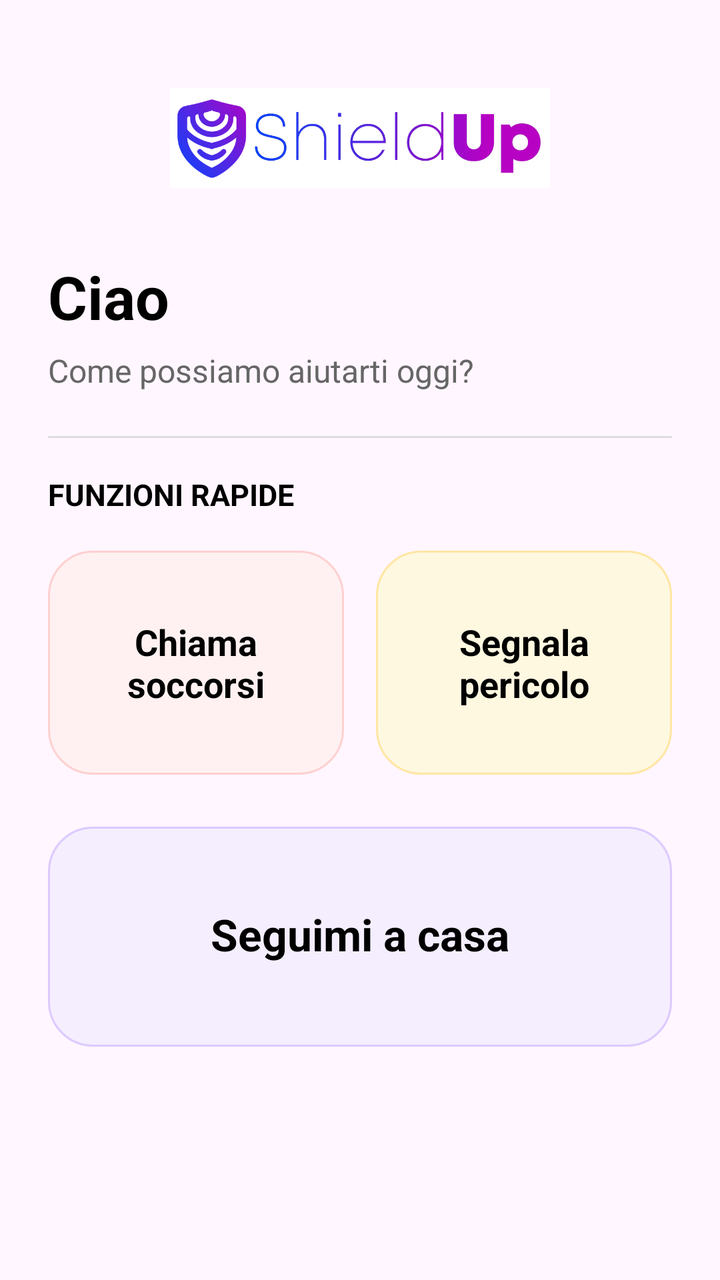
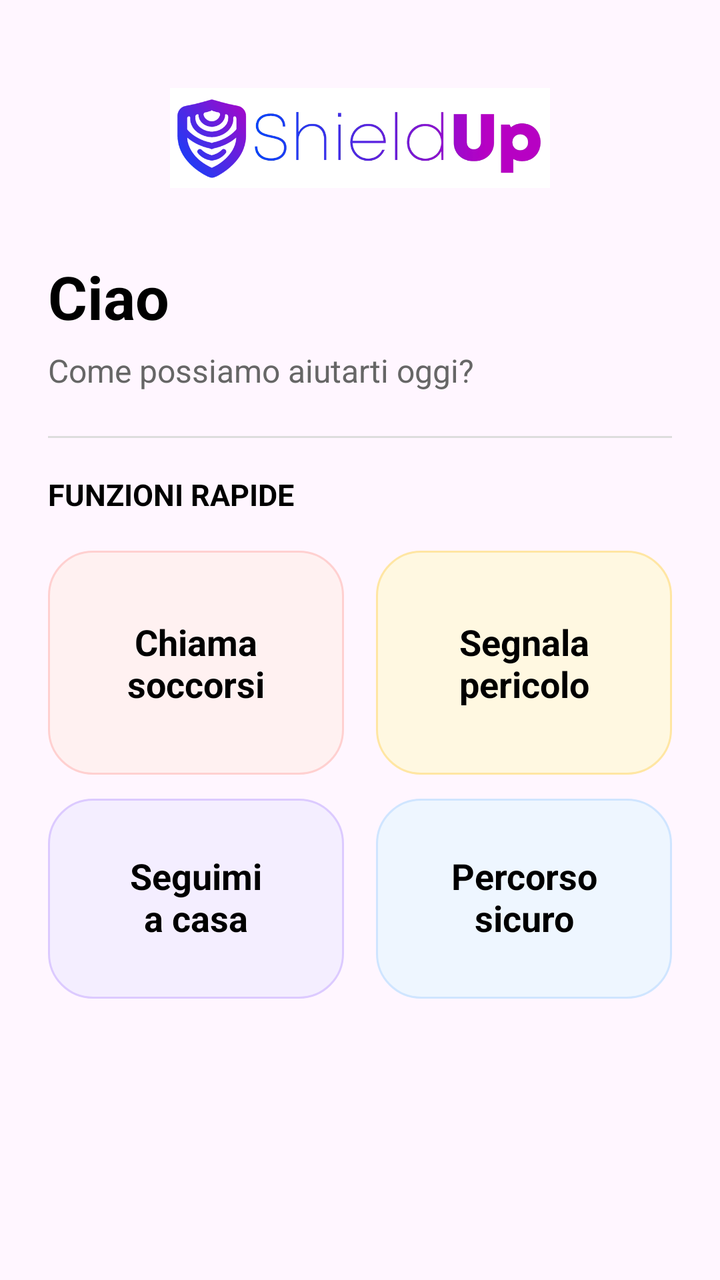

Compare the two renders of this Android layout. The source of the first and the diff that turns it into the second are given below.
<!-- AndroidManifest.xml: application theme Theme.ShieldUp -->
<!-- res/layout/fragment_home.xml -->
<?xml version="1.0" encoding="utf-8"?>
<ScrollView xmlns:android="http://schemas.android.com/apk/res/android"
    android:layout_width="match_parent"
    android:layout_height="match_parent"
    android:background="@color/shield_light_bg"
    android:fillViewport="true">

    <LinearLayout
        android:layout_width="match_parent"
        android:layout_height="wrap_content"
        android:orientation="vertical"
        android:paddingStart="24dp"
        android:paddingTop="28dp"
        android:paddingEnd="24dp"
        android:paddingBottom="24dp">

        <ImageView
            android:id="@+id/imgLogo"
            android:layout_width="190dp"
            android:layout_height="82dp"
            android:layout_gravity="center_horizontal"
            android:src="@drawable/shield_logo" />

        <TextView
            android:id="@+id/txtWelcome"
            android:layout_width="wrap_content"
            android:layout_height="wrap_content"
            android:layout_marginTop="18dp"
            android:text="Ciao"
            android:textColor="@color/black"
            android:textSize="30sp"
            android:textStyle="bold" />

        <TextView
            android:id="@+id/txtSubtitle"
            android:layout_width="wrap_content"
            android:layout_height="wrap_content"
            android:layout_marginTop="6dp"
            android:text="Come possiamo aiutarti oggi?"
            android:textColor="#666666"
            android:textSize="16sp" />

        <View
            android:layout_width="match_parent"
            android:layout_height="1dp"
            android:layout_marginTop="22dp"
            android:layout_marginBottom="18dp"
            android:background="#DDDDDD"/>

        <TextView
            android:layout_width="wrap_content"
            android:layout_height="wrap_content"
            android:text="FUNZIONI RAPIDE"
            android:textColor="@color/black"
            android:textSize="15sp"
            android:textStyle="bold"/>

        
        <LinearLayout
            android:layout_width="match_parent"
            android:layout_height="wrap_content"
            android:layout_marginTop="18dp"
            android:orientation="horizontal">

            <TextView
                android:id="@+id/cardEmergency"
                android:layout_width="0dp"
                android:layout_height="112dp"
                android:layout_weight="1"
                android:layout_marginEnd="8dp"
                android:background="@drawable/bg_home_card_red"
                android:gravity="center"
                android:clickable="true"
                android:focusable="true"
                android:padding="12dp"
                android:text="Chiama\nsoccorsi"
                android:textAlignment="center"
                android:textColor="@color/black"
                android:textSize="18sp"
                android:textStyle="bold"/>

            <TextView
                android:id="@+id/cardReport"
                android:layout_width="0dp"
                android:layout_height="112dp"
                android:layout_weight="1"
                android:layout_marginStart="8dp"
                android:background="@drawable/bg_home_card_yellow"
                android:gravity="center"
                android:clickable="true"
                android:focusable="true"
                android:padding="12dp"
                android:text="Segnala\npericolo"
                android:textAlignment="center"
                android:textColor="@color/black"
                android:textSize="18sp"
                android:textStyle="bold"/>

        </LinearLayout>

        
        <LinearLayout
            android:layout_width="match_parent"
            android:layout_height="wrap_content"
            android:layout_marginTop="12dp"
            android:orientation="horizontal">

            <TextView
                android:id="@+id/cardSafeRoute"
                android:layout_width="match_parent"
                android:layout_height="110dp"
                android:layout_marginTop="14dp"
                android:background="@drawable/bg_home_card_purple"
                android:clickable="true"
                android:focusable="true"
                android:gravity="center"
                android:includeFontPadding="false"
                android:padding="12dp"
                android:text="Seguimi a casa"
                android:textColor="@color/black"
                android:textSize="22sp"
                android:textStyle="bold" />

        </LinearLayout>

    </LinearLayout>

</ScrollView>
<!-- resources referenced by this layout -->
<resources>
  <color name="black">#000000</color>
  <color name="shield_light_bg">#FFF6FF</color>
  <!-- drawable bg_home_card_purple (drawable) -->
  <?xml version="1.0" encoding="utf-8"?>
  <shape xmlns:android="http://schemas.android.com/apk/res/android">
      <solid android:color="#F4EEFF" />
      <stroke
          android:width="1dp"
          android:color="#DCCAFF" />
      <corners android:radius="22dp" />
  </shape>
  <!-- drawable bg_home_card_red (drawable) -->
  <?xml version="1.0" encoding="utf-8"?>
  <shape xmlns:android="http://schemas.android.com/apk/res/android">
      <solid android:color="#FFF1F1" />
      <stroke
          android:width="1dp"
          android:color="#FFD0D0" />
      <corners android:radius="22dp" />
  </shape>
  <!-- drawable bg_home_card_yellow (drawable) -->
  <?xml version="1.0" encoding="utf-8"?>
  <shape xmlns:android="http://schemas.android.com/apk/res/android">
      <solid android:color="#FFF8E1" />
      <stroke
          android:width="1dp"
          android:color="#FFE6A3" />
      <corners android:radius="22dp" />
  </shape>
  <!-- drawable shield_logo: png bitmap (drawable, 72608 bytes) -->
  <style name="Theme.ShieldUp" parent="Base.Theme.ShieldUp" />
  <style name="Base.Theme.ShieldUp" parent="Theme.Material3.DayNight.NoActionBar">
          
          
      </style>
</resources>

<!-- the commit's change to res/layout/fragment_home.xml (unified diff, before → after) -->
@@ -107,18 +107,38 @@
 
             <TextView
                 android:id="@+id/cardSafeRoute"
-                android:layout_width="match_parent"
-                android:layout_height="110dp"
-                android:layout_marginTop="14dp"
+                android:layout_width="0dp"
+                android:layout_height="100dp"
+                android:layout_marginEnd="8dp"
+                android:layout_weight="1"
                 android:background="@drawable/bg_home_card_purple"
                 android:clickable="true"
                 android:focusable="true"
                 android:gravity="center"
                 android:includeFontPadding="false"
-                android:padding="12dp"
-                android:text="Seguimi a casa"
+                android:padding="10dp"
+                android:text="Seguimi\na casa"
+                android:textAlignment="center"
                 android:textColor="@color/black"
-                android:textSize="22sp"
+                android:textSize="18sp"
+                android:textStyle="bold" />
+
+            <TextView
+                android:id="@+id/cardSafeRouteCalculator"
+                android:layout_width="0dp"
+                android:layout_height="100dp"
+                android:layout_marginStart="8dp"
+                android:layout_weight="1"
+                android:background="@drawable/bg_home_card_blue"
+                android:clickable="true"
+                android:focusable="true"
+                android:gravity="center"
+                android:includeFontPadding="false"
+                android:padding="10dp"
+                android:text="Percorso\nsicuro"
+                android:textAlignment="center"
+                android:textColor="@color/black"
+                android:textSize="18sp"
                 android:textStyle="bold" />
 
         </LinearLayout>
<!-- resource entries referenced after the edit -->
@@ -2,6 +2,15 @@
 <resources>
   <color name="black">#000000</color>
   <color name="shield_light_bg">#FFF6FF</color>
+  <!-- drawable bg_home_card_blue (drawable) -->
+  <?xml version="1.0" encoding="utf-8"?>
+  <shape xmlns:android="http://schemas.android.com/apk/res/android">
+      <solid android:color="#EEF6FF" />
+      <stroke
+          android:width="1dp"
+          android:color="#CFE5FF" />
+      <corners android:radius="22dp" />
+  </shape>
   <!-- drawable bg_home_card_purple (drawable) -->
   <?xml version="1.0" encoding="utf-8"?>
   <shape xmlns:android="http://schemas.android.com/apk/res/android">
